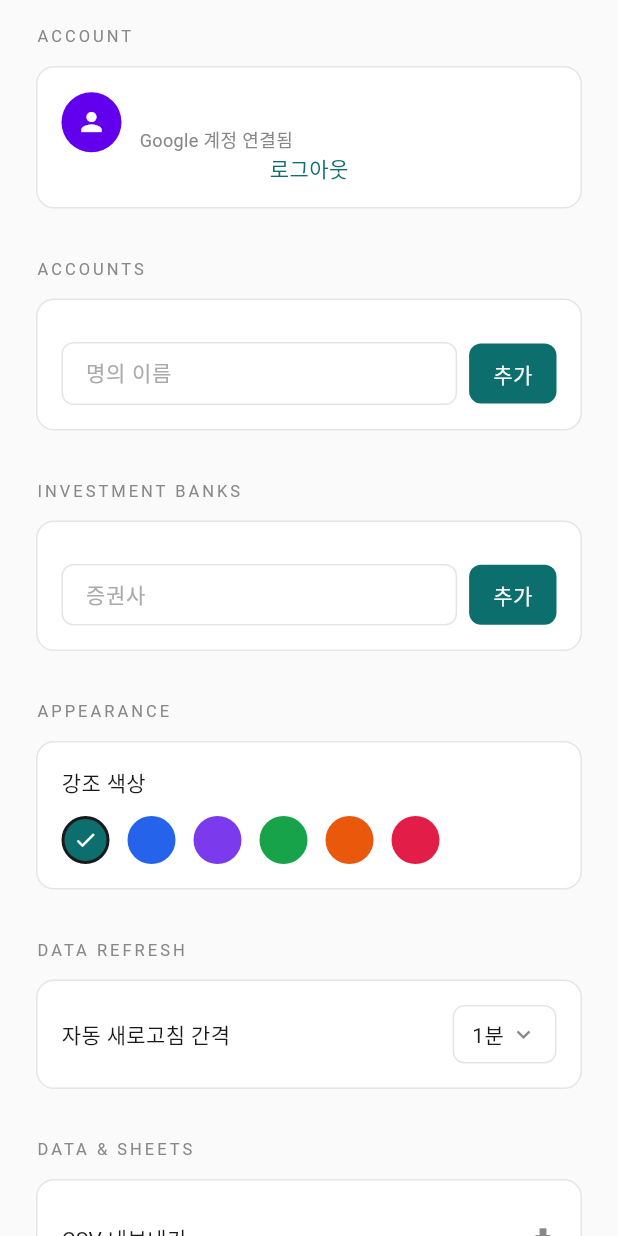
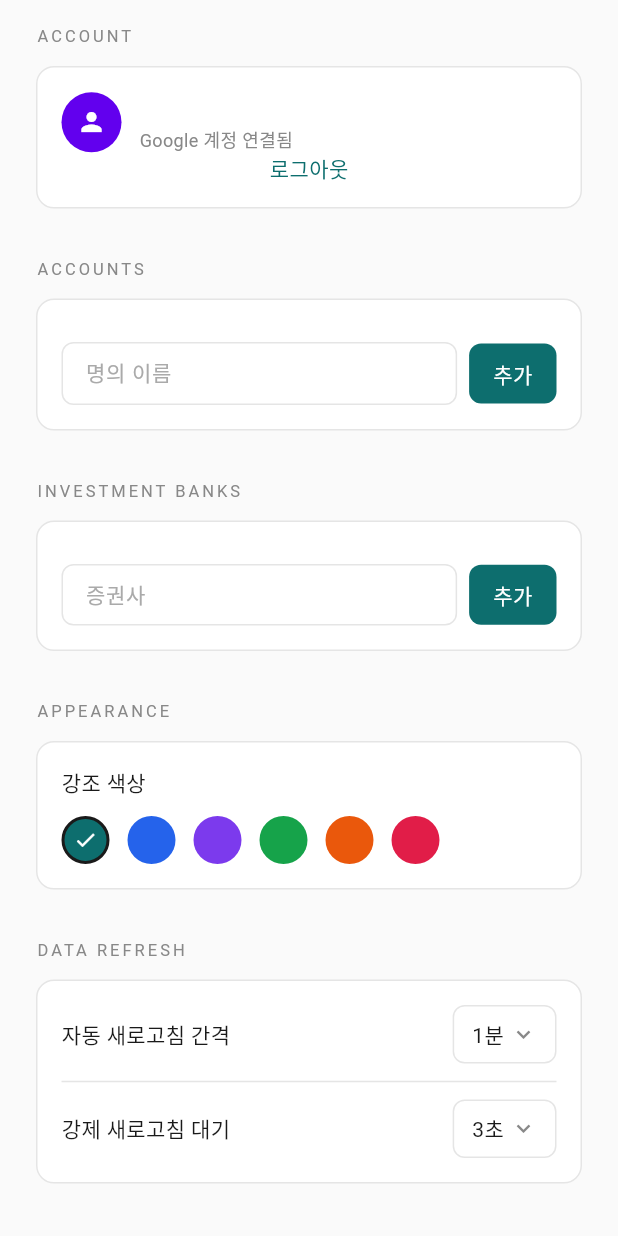
Before and after one commit to venaki/portfolio-app, a Flutter app: the SettingsScreen widget shown alone on an empty page, opened directly, on a phone screen of 412 x 824 dp. Run offline on Flutter 3.47's test engine with Material 3 defaults, Android fonts, the phone set to English and light mode, and no system bars; our stand-ins replace firebase_auth, firebase_core, flutter_riverpod, google_sign_in, shared_preferences; missing offline and left inert: dart:html; accounts and stored records are empty; Roboto replaces fonts that are missing (JetBrains Mono).

Commit message:
feat: forceRefreshPrices 개선 — 수식 셀만 변조, 대기시간 설정 가능
- GOOGLEFINANCE 수식 셀만 감지하여 변조/복원 (정적 데이터 훼손 방지)
- Settings exchange_rate 수식도 함께 갱신
- batchUpdate API로 개별 셀 단위 쓰기
- PUT 에러 검사 + 복원 실패 시 1회 재시도
- 대기 시간 설정 UI 추가 (1초/3초/5초/10초, 기본 3초)

Co-Authored-By: Claude Opus 4.6 (1M context) <noreply@anthropic.com>

```diff
--- a/lib/providers/portfolio_provider.dart
+++ b/lib/providers/portfolio_provider.dart
@@ -147,7 +147,7 @@ class PortfolioNotifier extends StateNotifier<PortfolioState> {
     state = state.copyWith(isLoading: true);
     try {
       final data = force
-          ? await _sheets.forceRefreshPrices()
+          ? await _sheets.forceRefreshPrices(waitSeconds: state.settings.forceRefreshWait)
           : await _sheets.loadPrices();
       final quotesMap = {for (final q in data.quotes) q.ticker: q};
       state = state.copyWith(
--- a/lib/screens/settings_screen.dart
+++ b/lib/screens/settings_screen.dart
@@ -366,7 +366,9 @@ class _SettingsScreenState extends ConsumerState<SettingsScreen> {
         // 4. DATA REFRESH
         _sectionLabel('DATA REFRESH'),
         _card(
-          child: Row(
+          child: Column(
+            children: [
+              Row(
                 mainAxisAlignment: MainAxisAlignment.spaceBetween,
                 children: [
                   const Text(
@@ -409,6 +411,55 @@ class _SettingsScreenState extends ConsumerState<SettingsScreen> {
                         ],
                       ),
                     ),
+                  ),
+                ],
+              ),
+              const Divider(height: 24, color: Color(0xFFE5E5E5)),
+              Row(
+                mainAxisAlignment: MainAxisAlignment.spaceBetween,
+                children: [
+                  const Text(
+                    '강제 새로고침 대기',
+                    style: TextStyle(fontSize: 14, color: Color(0xFF1A1A1A)),
+                  ),
+                  PopupMenuButton<int>(
+                    onSelected: _setForceRefreshWait,
+                    itemBuilder: (_) => _forceRefreshWaitOptions.entries
+                        .map((e) => PopupMenuItem(
+                              value: e.key,
+                              child: Text(e.value),
+                            ))
+                        .toList(),
+                    child: Container(
+                      padding: const EdgeInsets.symmetric(
+                        horizontal: 12,
+                        vertical: 8,
+                      ),
+                      decoration: BoxDecoration(
+                        borderRadius: BorderRadius.circular(8),
+                        border: Border.all(color: const Color(0xFFE5E5E5)),
+                      ),
+                      child: Row(
+                        mainAxisSize: MainAxisSize.min,
+                        children: [
+                          Text(
+                            _forceRefreshWaitLabel(settings.forceRefreshWait),
+                            style: const TextStyle(
+                              fontSize: 14,
+                              color: Color(0xFF1A1A1A),
+                            ),
+                          ),
+                          const SizedBox(width: 4),
+                          const Icon(
+                            Icons.keyboard_arrow_down,
+                            size: 18,
+                            color: Color(0xFF888888),
+                          ),
+                        ],
+                      ),
+                    ),
+                  ),
+                ],
               ),
             ],
           ),
@@ -532,6 +583,18 @@ class _SettingsScreenState extends ConsumerState<SettingsScreen> {
     return _refreshOptions[seconds] ?? '${seconds ~/ 60}분';
   }
 
+  // --- Force refresh wait options (seconds → label) ---
+  static const _forceRefreshWaitOptions = <int, String>{
+    1: '1초',
+    3: '3초',
+    5: '5초',
+    10: '10초',
+  };
+
+  String _forceRefreshWaitLabel(int seconds) {
+    return _forceRefreshWaitOptions[seconds] ?? '$seconds초';
+  }
+
   // --- Actions ---
 
   Future<void> _signOut() async {
@@ -626,6 +689,13 @@ class _SettingsScreenState extends ConsumerState<SettingsScreen> {
         .updateSettings(settings.copyWith(refreshInterval: seconds));
   }
 
+  void _setForceRefreshWait(int seconds) {
+    final settings = ref.read(portfolioProvider).settings;
+    ref
+        .read(portfolioProvider.notifier)
+        .updateSettings(settings.copyWith(forceRefreshWait: seconds));
+  }
+
   void _exportCsv() {
     final txs = ref.read(portfolioProvider).transactions;
     csv_export.downloadCsv(txs);
--- a/lib/services/mock_sheets_service.dart
+++ b/lib/services/mock_sheets_service.dart
@@ -38,6 +38,11 @@ class MockSheetsService extends SheetsService {
     );
   }
 
+  @override
+  Future<({List<StockQuote> quotes, double exchangeRate})> forceRefreshPrices({
+    int waitSeconds = 3,
+  }) async => loadPrices();
+
   // ─── CRUD no-op (로컬 state에서 처리됨) ───
 
   @override
```
Also changed, not shown: lib/models/app_settings.dart (+6 -1 lines), lib/services/sheets_service.dart (+96 -33 lines). Lines whose indentation alone changed are shown as unchanged.
